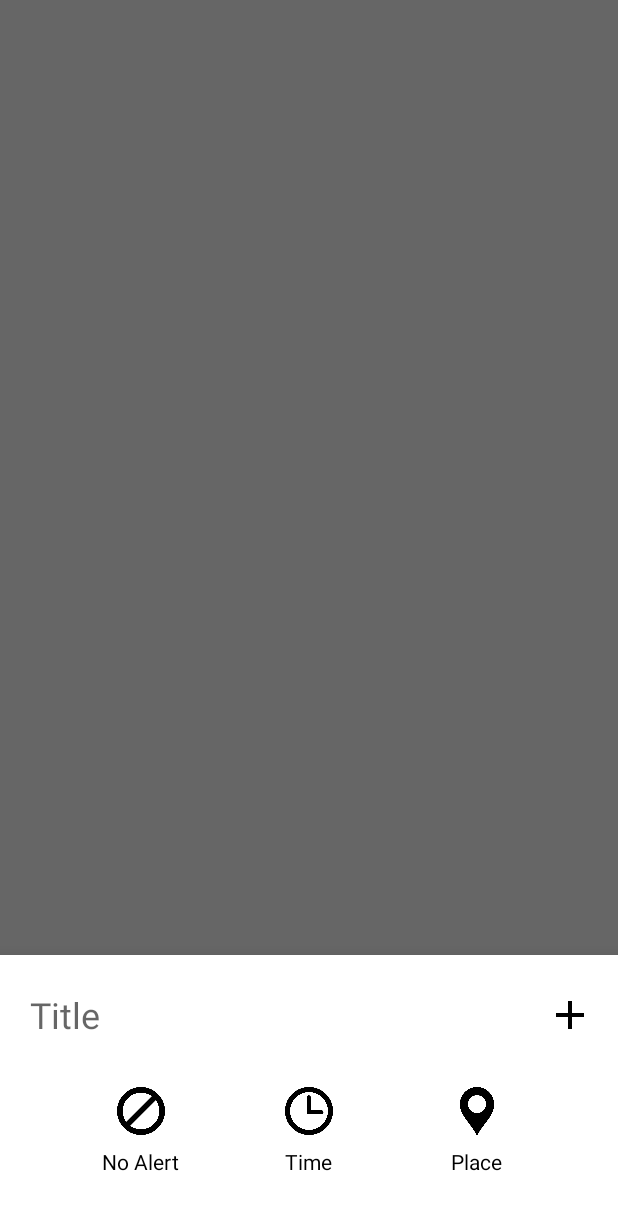
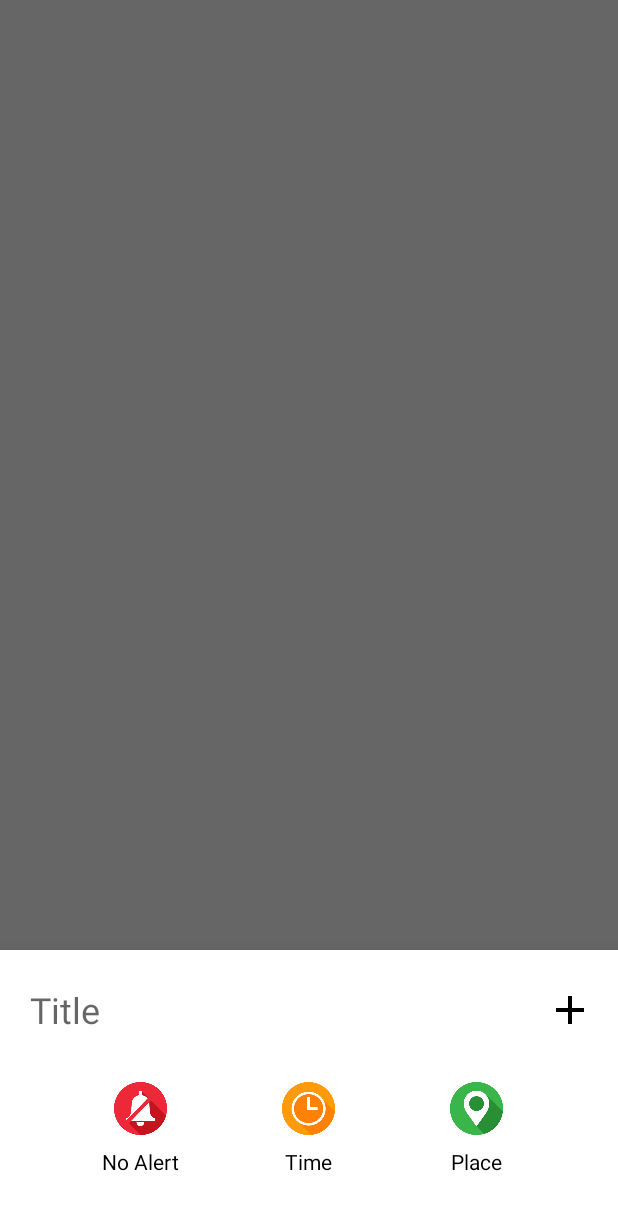
Before and after one commit to ryubears/re-mind, an Android app: the fragment BottomSheetFragment shown on its own in the app's theme, on a phone screen of 412 x 824 dp. Shown: the top 1210 px of the screen. Run offline under Robolectric (Android 15) with nearby library versions, the light colour scheme and no system bars.

Commit message:
icon changes

```diff
--- a/app/src/main/java/com/yoseph/re_mind/ui/fragments/BottomSheetFragment.java
+++ b/app/src/main/java/com/yoseph/re_mind/ui/fragments/BottomSheetFragment.java
@@ -4,6 +4,8 @@ import android.os.Bundle;
 import android.view.LayoutInflater;
 import android.view.View;
 import android.view.ViewGroup;
+import android.widget.Button;
+import android.widget.EditText;
 
 import androidx.annotation.NonNull;
 import androidx.annotation.Nullable;
@@ -13,9 +15,13 @@ import com.yoseph.re_mind.R;
 
 public class BottomSheetFragment extends BottomSheetDialogFragment {
 
+    private Button addItemButton;
+    private EditText addItemEditText;
+
     @Override
     public void onCreate(@Nullable Bundle savedInstanceState) {
         super.onCreate(savedInstanceState);
+
     }
 
     @Nullable
@@ -24,4 +30,6 @@ public class BottomSheetFragment extends BottomSheetDialogFragment {
         return inflater.inflate(R.layout.bottom_sheet, container, false);
     }
 
+
+
 }
--- a/app/src/main/res/layout/bottom_sheet.xml
+++ b/app/src/main/res/layout/bottom_sheet.xml
@@ -59,8 +59,8 @@
             android:layout_marginEnd="20dp">
 
             <ImageView
-                android:layout_width="32dp"
-                android:layout_height="32dp"
+                android:layout_width="35dp"
+                android:layout_height="35dp"
                 android:layout_marginBottom="8dp"
                 android:src="@drawable/no_alert"
                 android:scaleType="centerCrop" />
@@ -83,8 +83,8 @@
             android:layout_marginEnd="20dp">
 
             <ImageView
-                android:layout_width="32dp"
-                android:layout_height="32dp"
+                android:layout_width="35dp"
+                android:layout_height="35dp"
                 android:layout_marginBottom="8dp"
                 android:src="@drawable/time_alert"
                 android:scaleType="centerCrop" />
@@ -107,8 +107,8 @@
             android:layout_marginEnd="20dp">
 
             <ImageView
-                android:layout_width="32dp"
-                android:layout_height="32dp"
+                android:layout_width="35dp"
+                android:layout_height="35dp"
                 android:layout_marginBottom="8dp"
                 android:src="@drawable/place_alert"
                 android:scaleType="centerCrop" />
```
Also changed, not shown: app/src/main/res/drawable/no_alert.png, app/src/main/res/drawable/place_alert.png, app/src/main/res/drawable/time_alert.png.
